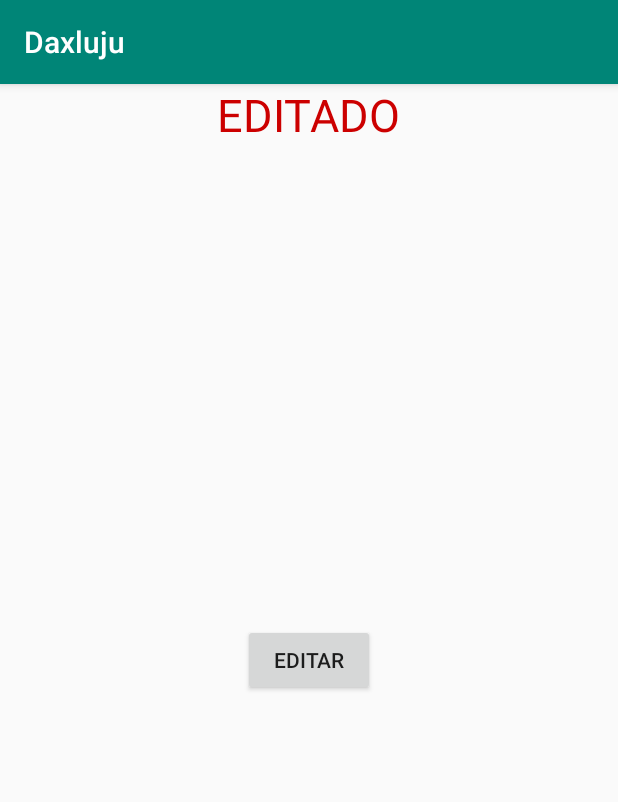
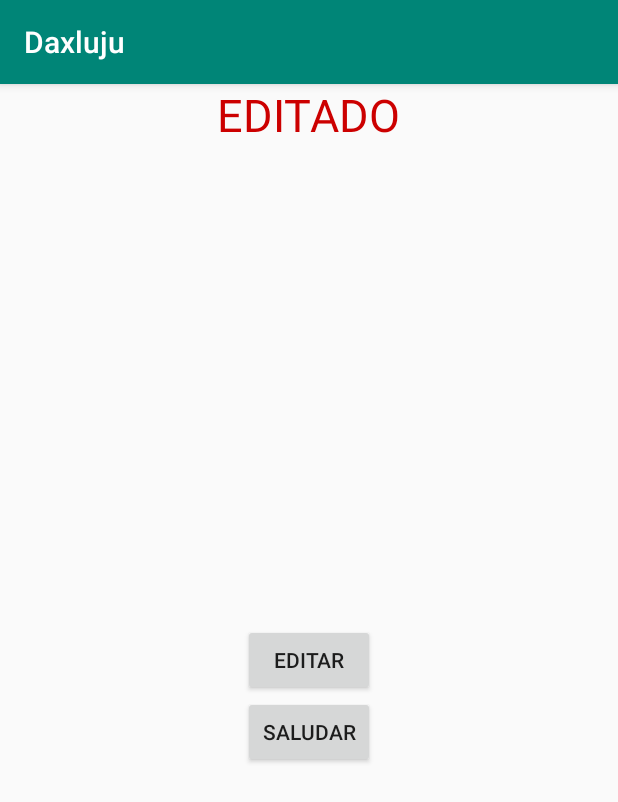
Before and after one commit to AxelMRomeroAyala/Daxluju, an Android app: the Dani_activity screen opened directly, with no data from a screen before it, after a tap on "EDITAR", on a phone screen of 412 x 824 dp. Shown: the top 802 px of the screen. Run offline under Robolectric (Android 15) with nearby library versions, the phone set to English and light mode, and no system bars.

Commit message:
Agregar botones.

```diff
--- a/app/src/main/java/com/yacarex/daxluju/Dani_activity.java
+++ b/app/src/main/java/com/yacarex/daxluju/Dani_activity.java
@@ -11,8 +11,14 @@ public class Dani_activity extends AppCompatActivity {
 
     TextView daniTextView;
     Button editar;
+    Button contar;
+
 
     String edicion = "EDITADO";
+    String edicion2 = "DANI";
+    boolean activo = true;
+    int contador = 0;
+    String frase = "Usted apretó ";
 
     @Override
     protected void onCreate(Bundle savedInstanceState) {
@@ -21,13 +27,36 @@ public class Dani_activity extends AppCompatActivity {
 
         daniTextView = findViewById(R.id.dani_text);
         editar = findViewById(R.id.dani_editar);
+        contar = findViewById(R.id.dani_saludo);
 
-        editar.setOnClickListener(new View.OnClickListener(){
+        editar.setOnClickListener(new View.OnClickListener() {
 
             @Override
             public void onClick(View view) {
-                daniTextView.setText(edicion);
+
+                if (activo == true) {
+
+                    daniTextView.setText(edicion);
+                    activo = false;
+                } else {
+                    daniTextView.setText(edicion2);
+                    activo = true;
+                }
+
+
+            }
+
+
+        });
+
+        contar.setOnClickListener(new View.OnClickListener() {
+            @Override
+            public void onClick(View view) {
+
+                contador++;
+                daniTextView.setText(frase + String.valueOf(contador));
             }
         });
+
+        }
     }
-}
--- a/app/src/main/res/layout/activity_dani_activity.xml
+++ b/app/src/main/res/layout/activity_dani_activity.xml
@@ -1,4 +1,3 @@
-
 <?xml version="1.0" encoding="utf-8"?>
 <RelativeLayout xmlns:android="http://schemas.android.com/apk/res/android"
     xmlns:app="http://schemas.android.com/apk/res-auto"
@@ -25,4 +24,12 @@
         android:layout_centerInParent="true"
         android:text="EDITAR"/>
 
+    <Button
+        android:id="@+id/dani_saludo"
+        android:layout_width="wrap_content"
+        android:layout_below="@+id/dani_editar"
+        android:layout_height="wrap_content"
+        android:layout_centerInParent="true"
+        android:text="Saludar"/>
+
 </RelativeLayout>
```
